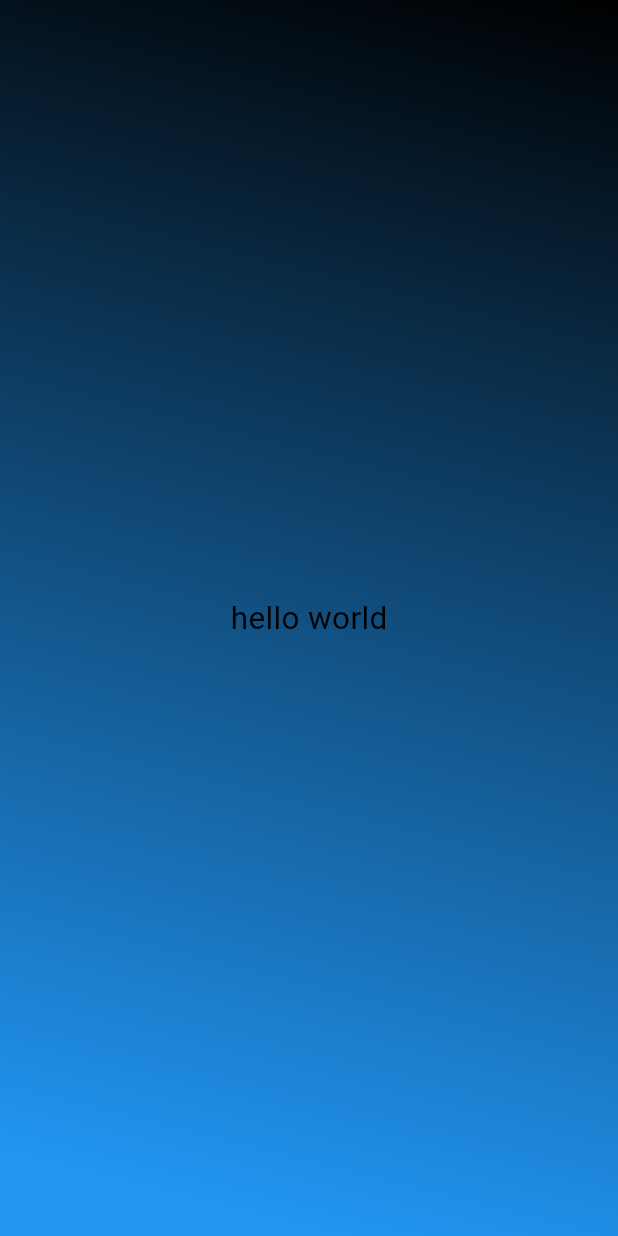
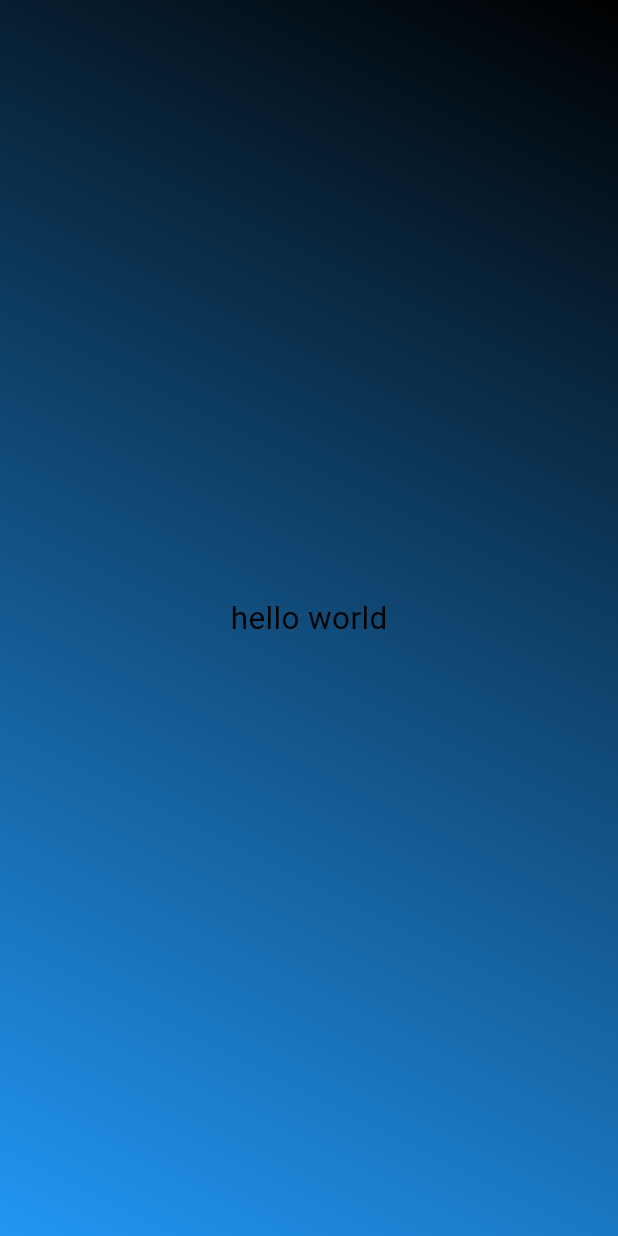
Before and after one commit to shdev96/flutter-dart, a Flutter app: the screen it shows after launch, on a phone screen of 412 x 824 dp. Run offline on Flutter 3.47's test engine with Material 3 defaults, Android fonts, the phone set to English and light mode, and no system bars.

Commit message:
var & const

```diff
--- a/lib/gradient_container.dart
+++ b/lib/gradient_container.dart
@@ -1,6 +1,13 @@
 // file name should be lower cases with under line
 import 'package:flutter/material.dart';
 import 'package:flutter_dart/style_text.dart';
+
+// variable must start with lower case
+// Alignment? startAlignment;
+// var startAlignment = Alignment.bottomLeft;
+const startAlignment = Alignment.bottomLeft;
+
+const endAlignment = Alignment.topRight;
 
 // class must start with capital letter
 class GradientContainer extends StatelessWidget {
@@ -12,8 +19,8 @@ class GradientContainer extends StatelessWidget {
         decoration: const BoxDecoration(
             gradient: LinearGradient(
                 colors: [Colors.blue, Colors.black],
-                begin: Alignment.bottomCenter,
-                end: Alignment.topRight)),
+                begin: startAlignment,
+                end: endAlignment)),
         child: const Center(
           child: StyleText(),
         ));
```
